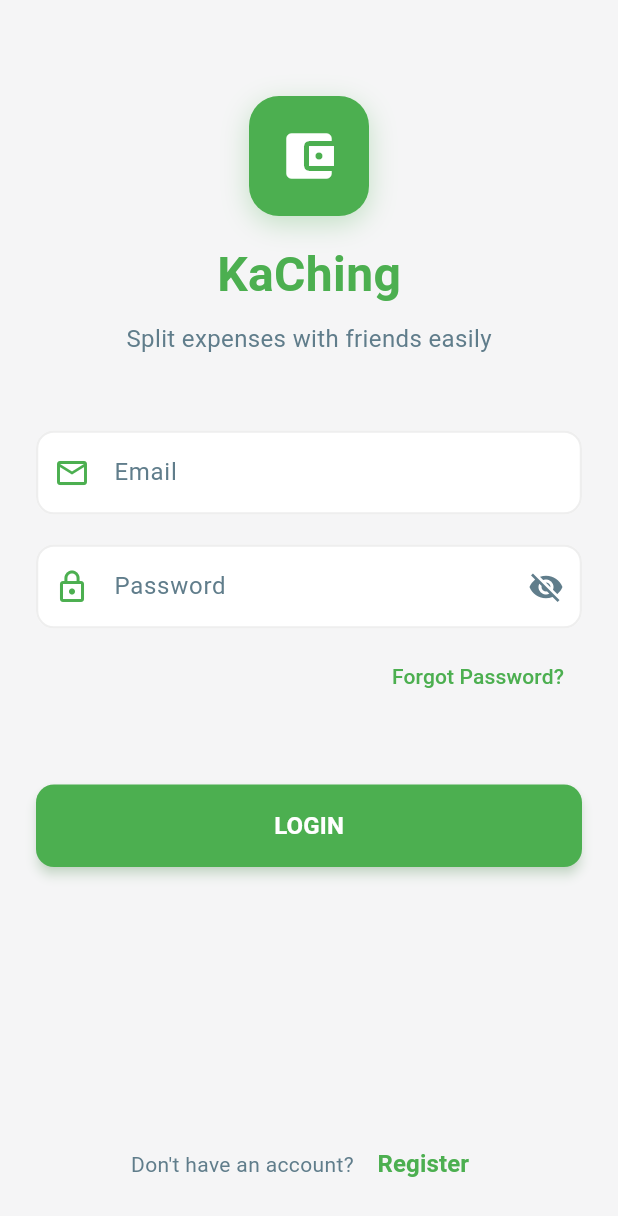
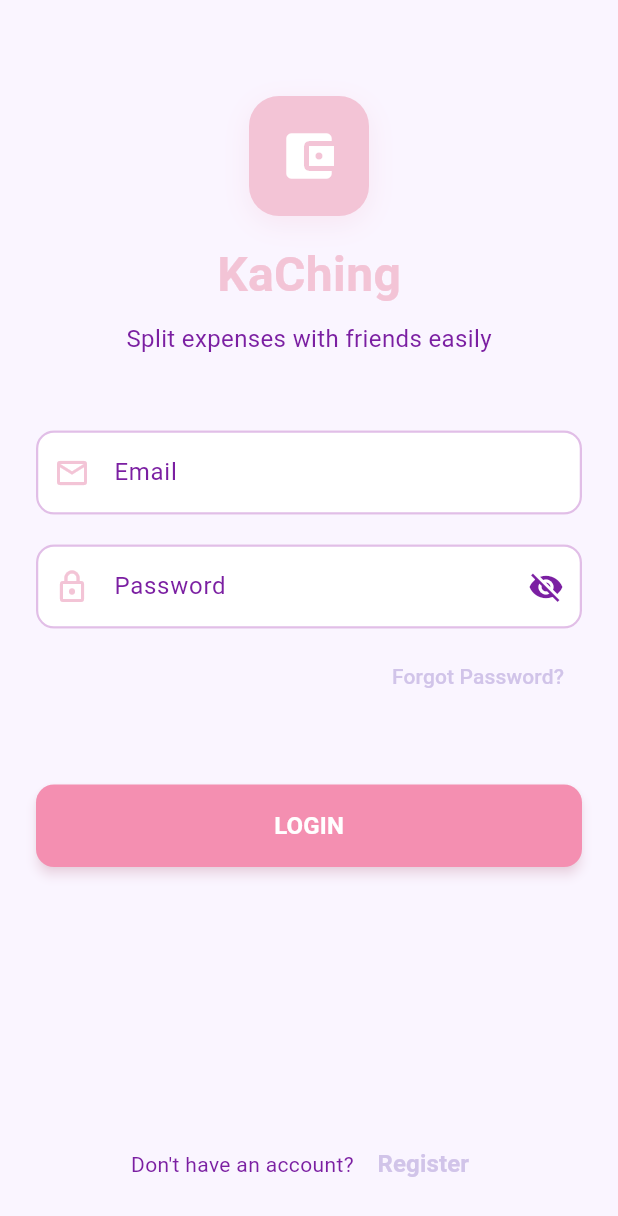
Before and after one commit to wangyt0119/Ka-Ching, a Flutter app: the screen it shows after launch, on a phone screen of 412 x 824 dp. Shown: the top 1216 px of the screen. Run offline on Flutter 3.47's test engine with Material 3 defaults, Android fonts, the phone set to English and light mode, and no system bars; our stand-ins replace image_picker, shared_preferences; accounts and stored records are empty; network calls fail.

Commit message:
Update color theme

```diff
--- a/kaching/lib/theme/app_theme.dart
+++ b/kaching/lib/theme/app_theme.dart
@@ -1,34 +1,39 @@
 import 'package:flutter/material.dart';
 
 class AppTheme {
-  // Updated soft color scheme with varied darkness levels
-  static const Color primaryColor = Color(0xFF4CAF50);      // Soft green
-  static const Color primaryLightColor = Color(0xFF81C784); // Light green
-  static const Color primaryDarkColor = Color(0xFF388E3C);  // Dark green
+  // Updated color scheme with pink and purple palette
+  // Refined Primary Colors (Pink Theme)
+  static const Color primaryColor = Color(0xFFF3C4D6);       // Soft Pink
+  static const Color primaryLightColor = Color(0xFFFBE4EF);  // Very Light Pink
+  static const Color primaryDarkColor = Color(0xFFE295B5);   // Muted Rose
 
-  static const Color secondaryColor = Color(0xFF42A5F5);      // Soft blue
-  static const Color secondaryLightColor = Color(0xFF90CAF9); // Light blue
-  static const Color secondaryDarkColor = Color(0xFF1976D2);  // Dark blue
+  // Refined Secondary Colors (Purple Theme)
+  static const Color secondaryColor = Color(0xFFD1C4E9);       // Soft Lavender
+  static const Color secondaryLightColor = Color(0xFFEDE7F6);  // Pale Lavender
+  static const Color secondaryDarkColor = Color(0xFF9575CD);   // Medium Purple
 
-  static const Color accentColor = Color(0xFFFFA726);      // Soft orange
-  static const Color accentLightColor = Color(0xFFFFCC80); // Light orange
-  static const Color accentDarkColor = Color(0xFFE65100);  // Dark orange
+  // Accent Colors (Balanced, Not Overly Saturated)
+  static const Color accentColor = Color(0xFFF48FB1);       // Warm Pink
+  static const Color accentLightColor = Color(0xFFFCE4EC);  // Blush Pink
+  static const Color accentDarkColor = Color(0xFFC2185B);   // Deep Raspberry
 
-  static const Color backgroundColor = Color(0xFFF5F5F6); // Soft gray background
-  static const Color surfaceColor = Color(0xFFFFFFFF);    // White surface
+  // Backgrounds and Surfaces
+  static const Color backgroundColor = Color(0xFFFAF5FF); // Soft Lavender Background
+  static const Color surfaceColor = Color(0xFFFFFFFF);    // Clean White
 
-  // Text colors
-  static const Color textPrimary = Color(0xFF263238);     // Dark blue-gray
-  static const Color textSecondary = Color(0xFF607D8B);   // Medium blue-gray
-  static const Color textLight = Color(0xFF90A4AE);       // Light blue-gray
+  // Text Colors (High Readability on Light Backgrounds)
+  static const Color textPrimary = Color(0xFF4A148C);     // Deep Purple
+  static const Color textSecondary = Color(0xFF7B1FA2);   // Muted Purple
+  static const Color textLight = Color(0xFFBA68C8);       // Soft Lilac
 
-  // Additional colors
-  static const Color errorColor = Color(0xFFEF9A9A);        // Soft red
-  static const Color dividerColor = Color(0xFFEEEEEE);      // Light gray
+  // Additional UI Colors
+  static const Color errorColor = Color(0xFFFFCDD2);        // Soft Blush Error
+  static const Color dividerColor = Color(0xFFE1BEE7);      // Pale Mauve Divider
   static const Color cardColor = Colors.white;
-  static const Color positiveAmount = Color(0xFF66BB6A);    // Soft green
-  static const Color negativeAmount = Color(0xFFEF5350);    // Soft red
-  static const Color settledColor = Color(0xFF9E9E9E);      // Medium gray
+  static const Color positiveAmount = Color(0xFF4CAF50);    // Pleasant Green
+  static const Color negativeAmount = Color(0xFFF44336);    // Calm Red
+  static const Color settledColor = Color(0xFFBDBDBD);       // Muted Grey
+   // Gray for settled
 
   static ThemeData get lightTheme {
     return ThemeData(
@@ -62,10 +67,10 @@ class AppTheme {
       ),
       elevatedButtonTheme: ElevatedButtonThemeData(
         style: ElevatedButton.styleFrom(
-          backgroundColor: primaryColor,
+          backgroundColor: accentColor,
           foregroundColor: Colors.white,
           elevation: 1,
-          shadowColor: primaryColor.withOpacity(0.4),
+          shadowColor: accentColor.withOpacity(0.4),
           shape: RoundedRectangleBorder(
             borderRadius: BorderRadius.circular(12),
           ),
@@ -74,7 +79,7 @@ class AppTheme {
       ),
       textButtonTheme: TextButtonThemeData(
         style: TextButton.styleFrom(
-          foregroundColor: primaryColor,
+          foregroundColor: secondaryColor,
         ),
       ),
       floatingActionButtonTheme: FloatingActionButtonThemeData(
@@ -165,6 +170,9 @@ class AppTheme {
         ),
         elevation: 8,
       ),
+      progressIndicatorTheme: ProgressIndicatorThemeData(
+        color: accentColor,
+      ),
       textTheme: TextTheme(
         headlineLarge: TextStyle(
           color: textPrimary,
```
